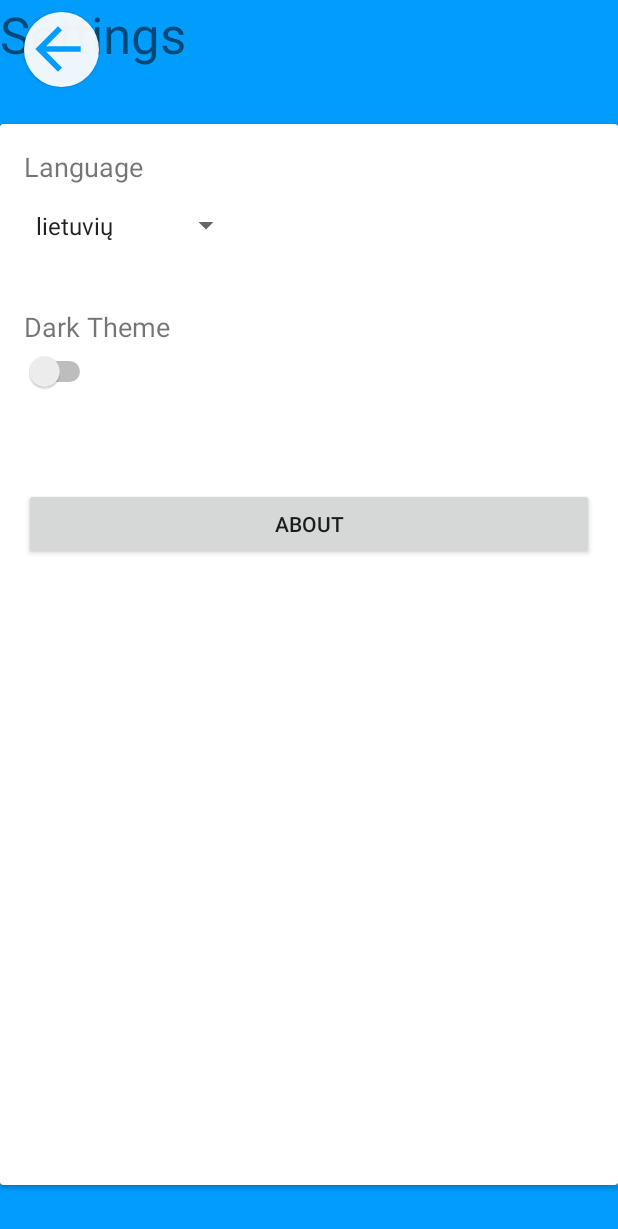
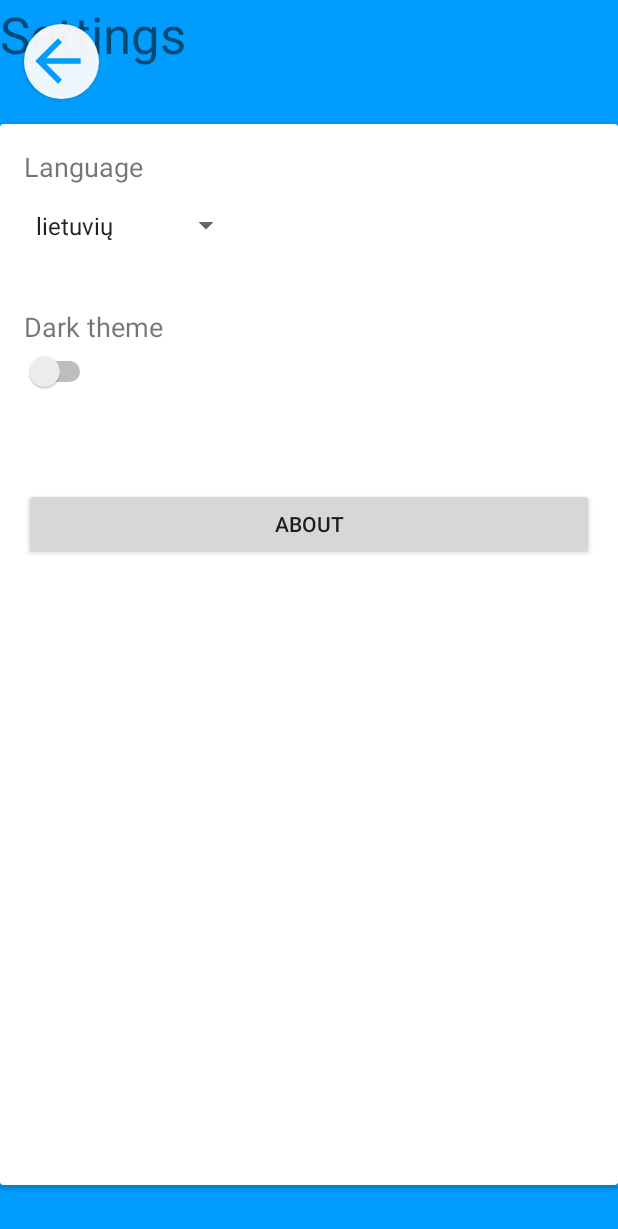
Before and after one commit to Reflexxion19/PawTrack, an Android app built with Jetpack Compose: the layout user_settings_layout.xml on its own in the app's theme, with its tools: preview values and no code run, on a phone screen of 412 x 824 dp. Shown: the top 1229 px of the screen. Run offline under Robolectric (Android 15) with nearby library versions, the light colour scheme and no system bars.

Commit message:
Update user_settings_layout.xml

```diff
--- a/APP/PawTrack/app/src/main/res/layout/user_settings_layout.xml
+++ b/APP/PawTrack/app/src/main/res/layout/user_settings_layout.xml
@@ -12,7 +12,7 @@
         android:layout_width="50dp"
         android:layout_height="50dp"
         android:layout_marginStart="16dp"
-        android:layout_marginTop="8dp"
+        android:layout_marginTop="16dp"
         android:layout_marginEnd="340dp"
         android:background="@drawable/rounded_button"
         android:backgroundTint="@color/white"
@@ -67,7 +67,7 @@
                 android:layout_width="wrap_content"
                 android:layout_height="wrap_content"
                 android:layout_marginTop="36dp"
-                android:text="Dark Theme"
+                android:text="Dark theme"
                 android:textSize="18sp" />
 
             <Switch
```
